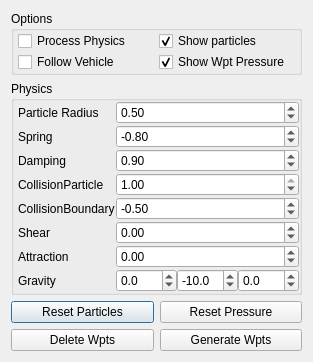
Qt form basestation/flightplannerparticlesdialog.ui (wpfhtl/octocopter) before a commit.
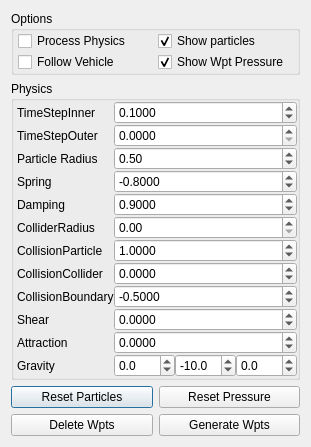
The same form after that commit.

```diff
--- a/basestation/flightplannerparticlesdialog.ui
+++ b/basestation/flightplannerparticlesdialog.ui
@@ -7,7 +7,7 @@
     <x>0</x>
     <y>0</y>
     <width>282</width>
-    <height>352</height>
+    <height>433</height>
    </rect>
   </property>
   <property name="sizePolicy">
@@ -92,7 +92,7 @@
      </property>
      <layout class="QGridLayout" name="gridLayout">
       <property name="leftMargin">
-       <number>4</number>
+       <number>3</number>
       </property>
       <property name="topMargin">
        <number>0</number>
@@ -104,69 +104,43 @@
        <number>0</number>
       </property>
       <property name="spacing">
-       <number>1</number>
+       <number>0</number>
       </property>
-      <item row="0" column="0">
-       <widget class="QLabel" name="label">
-        <property name="text">
-         <string>Particle Radius</string>
-        </property>
-       </widget>
-      </item>
-      <item row="0" column="1">
-       <widget class="QDoubleSpinBox" name="mSpinBoxParticleRadius">
-        <property name="prefix">
-         <string/>
-        </property>
-        <property name="suffix">
-         <string/>
-        </property>
-        <property name="decimals">
-         <number>2</number>
-        </property>
-        <property name="minimum">
-         <double>0.100000000000000</double>
-        </property>
-        <property name="maximum">
-         <double>100.000000000000000</double>
-        </property>
-        <property name="value">
-         <double>0.500000000000000</double>
-        </property>
-       </widget>
-      </item>
-      <item row="1" column="0">
-       <widget class="QLabel" name="label_12">
-        <property name="text">
-         <string>Spring</string>
-        </property>
-       </widget>
-      </item>
       <item row="1" column="1">
+       <widget class="QDoubleSpinBox" name="mSpinBoxTimeStepOuter">
+        <property name="decimals">
+         <number>4</number>
+        </property>
+       </widget>
+      </item>
+      <item row="3" column="1">
        <widget class="QDoubleSpinBox" name="mSpinBoxSpring">
         <property name="decimals">
-         <number>2</number>
+         <number>4</number>
         </property>
         <property name="minimum">
-         <double>-10.000000000000000</double>
+         <double>-100.000000000000000</double>
         </property>
         <property name="maximum">
-         <double>10.000000000000000</double>
+         <double>100.000000000000000</double>
         </property>
         <property name="value">
          <double>-0.800000000000000</double>
         </property>
        </widget>
       </item>
-      <item row="2" column="0">
+      <item row="4" column="0">
        <widget class="QLabel" name="label_15">
         <property name="text">
          <string>Damping</string>
         </property>
        </widget>
       </item>
-      <item row="2" column="1">
+      <item row="4" column="1">
        <widget class="QDoubleSpinBox" name="mSpinBoxDamping">
+        <property name="decimals">
+         <number>4</number>
+        </property>
         <property name="maximum">
          <double>1.000000000000000</double>
         </property>
@@ -178,20 +152,23 @@
         </property>
        </widget>
       </item>
-      <item row="3" column="0">
+      <item row="6" column="0">
        <widget class="QLabel" name="label_11">
         <property name="text">
          <string>CollisionParticle</string>
         </property>
        </widget>
       </item>
-      <item row="3" column="1">
+      <item row="6" column="1">
        <widget class="QDoubleSpinBox" name="mSpinBoxCollisionParticle">
+        <property name="decimals">
+         <number>4</number>
+        </property>
         <property name="minimum">
-         <double>-1.000000000000000</double>
+         <double>-100.000000000000000</double>
         </property>
         <property name="maximum">
-         <double>1.000000000000000</double>
+         <double>100.000000000000000</double>
         </property>
         <property name="singleStep">
          <double>0.050000000000000</double>
@@ -201,15 +178,90 @@
         </property>
        </widget>
       </item>
-      <item row="4" column="0">
+      <item row="7" column="0">
+       <widget class="QLabel" name="label_2">
+        <property name="text">
+         <string>CollisionCollider</string>
+        </property>
+       </widget>
+      </item>
+      <item row="7" column="1">
+       <widget class="QDoubleSpinBox" name="mSpinBoxCollisionCollider">
+        <property name="decimals">
+         <number>4</number>
+        </property>
+        <property name="minimum">
+         <double>-100.000000000000000</double>
+        </property>
+        <property name="maximum">
+         <double>100.000000000000000</double>
+        </property>
+        <property name="singleStep">
+         <double>0.010000000000000</double>
+        </property>
+       </widget>
+      </item>
+      <item row="0" column="1">
+       <widget class="QDoubleSpinBox" name="mSpinBoxTimeStepInner">
+        <property name="decimals">
+         <number>4</number>
+        </property>
+        <property name="singleStep">
+         <double>0.100000000000000</double>
+        </property>
+        <property name="value">
+         <double>0.100000000000000</double>
+        </property>
+       </widget>
+      </item>
+      <item row="2" column="0">
+       <widget class="QLabel" name="label">
+        <property name="text">
+         <string>Particle Radius</string>
+        </property>
+       </widget>
+      </item>
+      <item row="2" column="1">
+       <widget class="QDoubleSpinBox" name="mSpinBoxParticleRadius">
+        <property name="prefix">
+         <string/>
+        </property>
+        <property name="suffix">
+         <string/>
+        </property>
+        <property name="decimals">
+         <number>2</number>
+        </property>
+        <property name="minimum">
+         <double>0.100000000000000</double>
+        </property>
+        <property name="maximum">
+         <double>100.000000000000000</double>
+        </property>
+        <property name="value">
+         <double>0.500000000000000</double>
+        </property>
+       </widget>
+      </item>
+      <item row="3" column="0">
+       <widget class="QLabel" name="label_12">
+        <property name="text">
+         <string>Spring</string>
+        </property>
+       </widget>
+      </item>
+      <item row="8" column="0">
        <widget class="QLabel" name="label_13">
         <property name="text">
          <string>CollisionBoundary</string>
         </property>
        </widget>
       </item>
-      <item row="4" column="1">
+      <item row="8" column="1">
        <widget class="QDoubleSpinBox" name="mSpinBoxCollisionBoundary">
+        <property name="decimals">
+         <number>4</number>
+        </property>
         <property name="minimum">
          <double>-5.000000000000000</double>
         </property>
@@ -224,15 +276,18 @@
         </property>
        </widget>
       </item>
-      <item row="5" column="0">
+      <item row="9" column="0">
        <widget class="QLabel" name="label_14">
         <property name="text">
          <string>Shear</string>
         </property>
        </widget>
       </item>
-      <item row="5" column="1">
+      <item row="9" column="1">
        <widget class="QDoubleSpinBox" name="mSpinBoxShear">
+        <property name="decimals">
+         <number>4</number>
+        </property>
         <property name="minimum">
          <double>-5.000000000000000</double>
         </property>
@@ -244,15 +299,25 @@
         </property>
        </widget>
       </item>
-      <item row="6" column="0">
+      <item row="0" column="0">
+       <widget class="QLabel" name="label_3">
+        <property name="text">
+         <string>TimeStepInner</string>
+        </property>
+       </widget>
+      </item>
+      <item row="10" column="0">
        <widget class="QLabel" name="label_16">
         <property name="text">
          <string>Attraction</string>
         </property>
        </widget>
       </item>
-      <item row="6" column="1">
+      <item row="10" column="1">
        <widget class="QDoubleSpinBox" name="mSpinBoxAttraction">
+        <property name="decimals">
+         <number>4</number>
+        </property>
         <property name="minimum">
          <double>-5.000000000000000</double>
         </property>
@@ -264,14 +329,14 @@
         </property>
        </widget>
       </item>
-      <item row="7" column="0">
+      <item row="11" column="0">
        <widget class="QLabel" name="label_17">
         <property name="text">
          <string>Gravity</string>
         </property>
        </widget>
       </item>
-      <item row="7" column="1">
+      <item row="11" column="1">
        <layout class="QHBoxLayout" name="horizontalLayout_5">
         <property name="spacing">
          <number>0</number>
@@ -323,6 +388,23 @@
         </item>
        </layout>
       </item>
+      <item row="1" column="0">
+       <widget class="QLabel" name="label_4">
+        <property name="text">
+         <string>TimeStepOuter</string>
+        </property>
+       </widget>
+      </item>
+      <item row="5" column="0">
+       <widget class="QLabel" name="label_5">
+        <property name="text">
+         <string>ColliderRadius</string>
+        </property>
+       </widget>
+      </item>
+      <item row="5" column="1">
+       <widget class="QDoubleSpinBox" name="mSpinBoxColliderRadius"/>
+      </item>
      </layout>
     </widget>
    </item>
```
